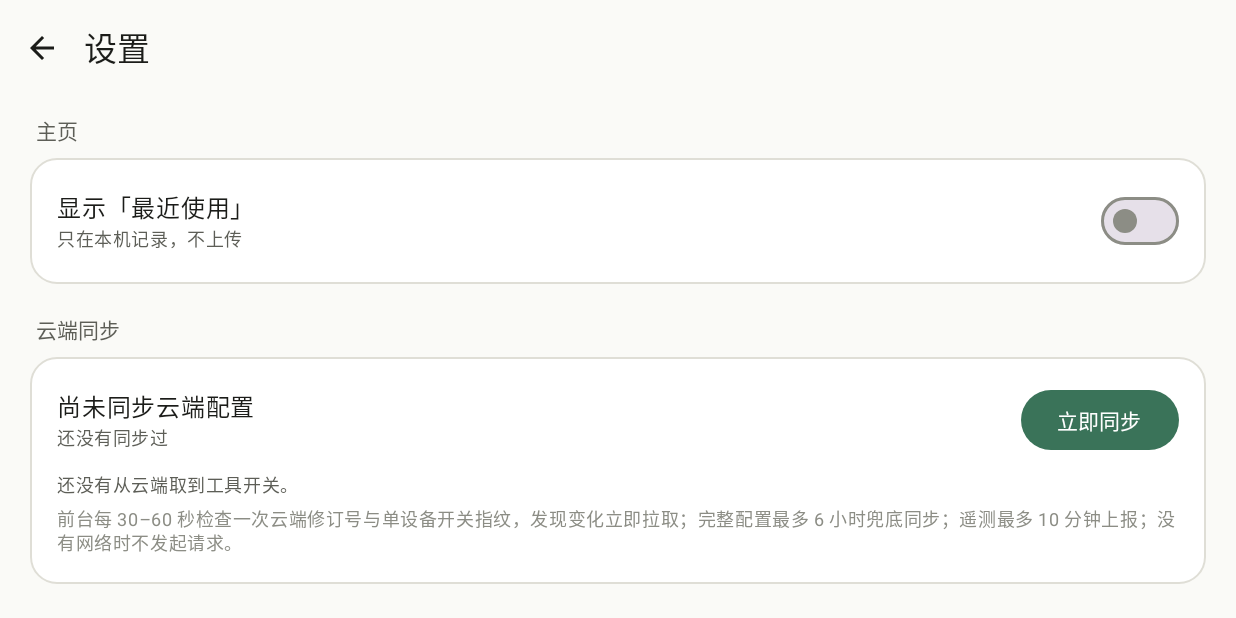
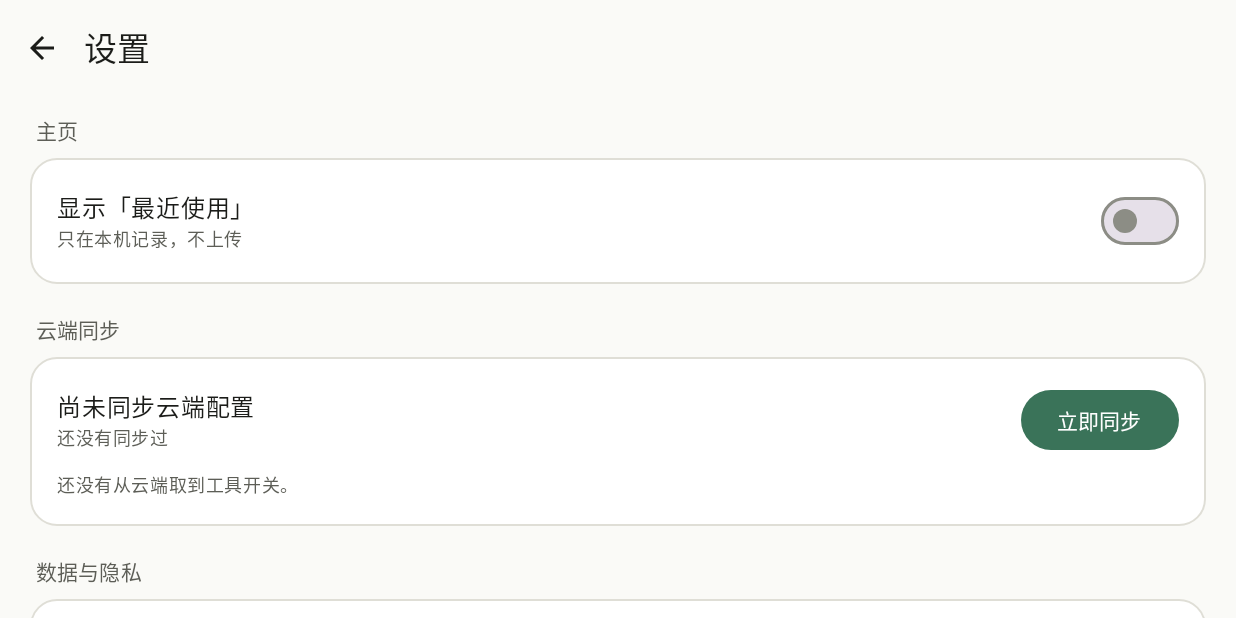
Before and after one commit to x1aoren/SubjectToolbox, an Android app built with Jetpack Compose: the SettingsScreen screen opened through its navigation route, scrolled down 730 dp, on a phone screen of 824 x 412 dp (held sideways). Run offline under Robolectric (Android 15) with nearby library versions, the phone set to English and light mode, and no system bars.

Commit message:
fix: 精简设置页说明文案
- 云端同步分组去掉底部「前台每 30–60 秒检查…」小字
- 数据与隐私分组去掉「关闭后会立即停止记录…」小字，
  匿名使用统计描述去掉「；不含姓名或学号」

```diff
--- a/feature/settings/src/main/kotlin/cn/stb/feature/settings/SettingsScreen.kt
+++ b/feature/settings/src/main/kotlin/cn/stb/feature/settings/SettingsScreen.kt
@@ -300,13 +300,6 @@ fun SettingsScreen(
                             color = MaterialTheme.colorScheme.outline,
                         )
                     }
-                    Spacer(Modifier.height(4.dp))
-                    Text(
-                        text = "前台每 30–60 秒检查一次云端修订号与单设备开关指纹，发现变化立即拉取；" +
-                            "完整配置最多 6 小时兜底同步；遥测最多 10 分钟上报；没有网络时不发起请求。",
-                        style = MaterialTheme.typography.bodySmall,
-                        color = MaterialTheme.colorScheme.outline,
-                    )
                 }
             }
 
@@ -316,7 +309,7 @@ fun SettingsScreen(
                         Column(modifier = Modifier.weight(1f)) {
                             Text("匿名使用统计", style = MaterialTheme.typography.bodyLarge)
                             Text(
-                                "记录打开过哪些工具、版本与会话时长；不含姓名或学号",
+                                "记录打开过哪些工具、版本与会话时长",
                                 style = MaterialTheme.typography.bodySmall,
                                 color = MaterialTheme.colorScheme.onSurfaceVariant,
                             )
@@ -326,12 +319,6 @@ fun SettingsScreen(
                             onCheckedChange = { viewModel.setTelemetryEnabled(it) },
                         )
                     }
-                    Spacer(Modifier.height(8.dp))
-                    Text(
-                        "关闭后会立即停止记录并清空本地待上报队列；云端配置仍会同步，用于接收工具开关。",
-                        style = MaterialTheme.typography.bodySmall,
-                        color = MaterialTheme.colorScheme.outline,
-                    )
                 }
             }
 
```
